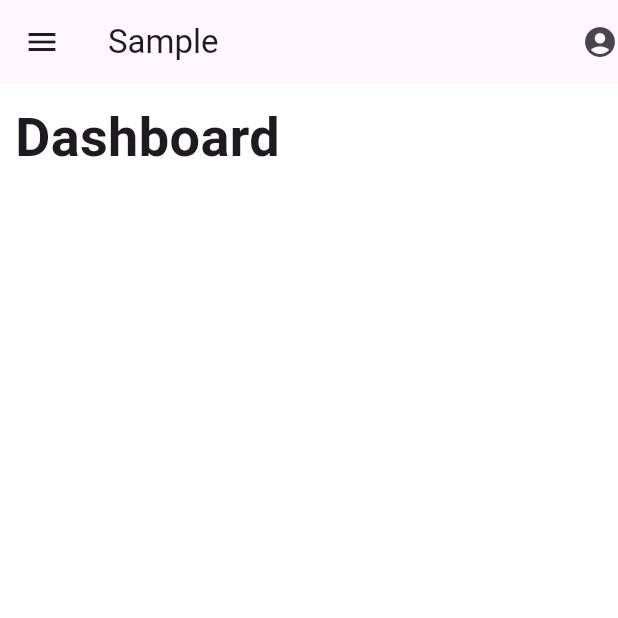
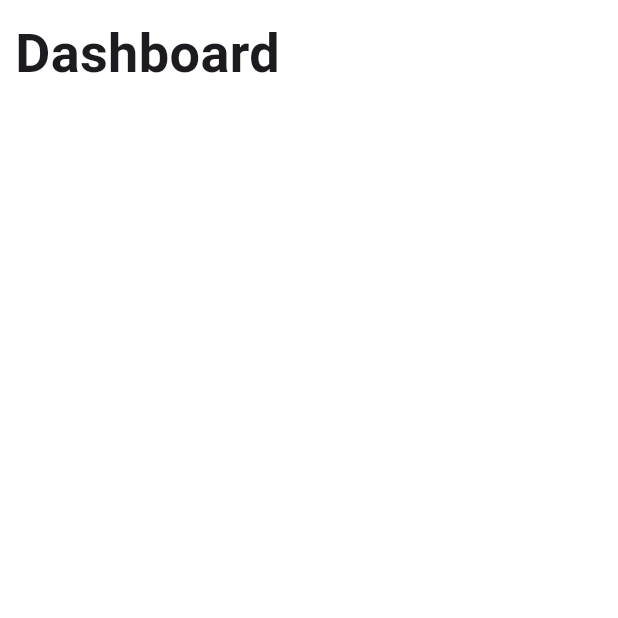
Before and after one commit to NaderMohamedMusa/admin_dashbord, a Flutter app: the screen it shows after launch, on a phone screen of 412 x 824 dp, the top half of it. Run offline on Flutter 3.47's test engine with Material 3 defaults, Android fonts, the phone set to English and light mode, and no system bars.

Commit message:
update some ui

```diff
--- a/lib/custom_management_system.dart
+++ b/lib/custom_management_system.dart
@@ -23,7 +23,6 @@ class CustomManagementSystem extends StatefulWidget {
 
 class _CustomManagementSystemState extends State<CustomManagementSystem>
     with SingleTickerProviderStateMixin {
-  late AppBar? _appBar;
   late AnimationController _animationController;
   late Animation _animation;
   bool _isMobile = false;
@@ -34,7 +33,6 @@ class _CustomManagementSystemState extends State<CustomManagementSystem>
   @override
   void initState() {
     super.initState();
-    _appBar = _buildAppBar(widget.appBar, widget.sideBar);
     _animationController = AnimationController(
       vsync: this,
       duration: const Duration(milliseconds: 300),
@@ -136,10 +134,10 @@ class _CustomManagementSystemState extends State<CustomManagementSystem>
   Widget build(BuildContext context) {
     return Scaffold(
       backgroundColor: widget.backgroundColor,
-      appBar: _appBar,
       body: AnimatedBuilder(
         animation: _animation,
-        builder: (_, __) => widget.sideBar == null
+        builder: (_, __) =>
+        widget.sideBar == null
             ? Row(
                 children: [
                   Expanded(
@@ -192,6 +190,7 @@ class _CustomManagementSystemState extends State<CustomManagementSystem>
                               ),
                             )
                           : const SizedBox(),
+
                       Expanded(
                         child: Align(
                           alignment: Alignment.topCenter,
@@ -204,47 +203,10 @@ class _CustomManagementSystemState extends State<CustomManagementSystem>
     );
   }
 
-  AppBar? _buildAppBar(AppBar? appBar, SideBar? sideBar) {
-    if (appBar == null) {
-      return null;
+// final leading = sideBar != null
+//       ? IconButton(
+//     icon: const Icon(Icons.menu),
+//     onPressed: _toggleSidebar,
+//   )
+//
 }
-
-    final leading = sideBar != null
-        ? IconButton(
-      icon: const Icon(Icons.menu),
-      onPressed: _toggleSidebar,
-    )
-        : appBar.leading;
-    final shadowColor = appBar.shadowColor ?? Colors.transparent;
-
-    return AppBar(
-      leading: leading,
-      automaticallyImplyLeading: appBar.automaticallyImplyLeading,
-      title: appBar.title,
-      actions: appBar.actions,
-      flexibleSpace: appBar.flexibleSpace,
-      bottom: appBar.bottom,
-      elevation: appBar.elevation,
-      scrolledUnderElevation: appBar.scrolledUnderElevation,
-      notificationPredicate: appBar.notificationPredicate,
-      shadowColor: shadowColor,
-      surfaceTintColor: appBar.surfaceTintColor,
-      shape: appBar.shape,
-      backgroundColor: appBar.backgroundColor,
-      foregroundColor: appBar.foregroundColor,
-      iconTheme: appBar.iconTheme,
-      actionsIconTheme: appBar.actionsIconTheme,
-      primary: appBar.primary,
-      centerTitle: appBar.centerTitle ?? false,
-      excludeHeaderSemantics: appBar.excludeHeaderSemantics,
-      titleSpacing: appBar.titleSpacing,
-      toolbarOpacity: appBar.toolbarOpacity,
-      bottomOpacity: appBar.bottomOpacity,
-      toolbarHeight: appBar.toolbarHeight,
-      leadingWidth: appBar.leadingWidth,
-      toolbarTextStyle: appBar.toolbarTextStyle,
-      titleTextStyle: appBar.titleTextStyle,
-      systemOverlayStyle: appBar.systemOverlayStyle,
-    );
-  }
-}
--- a/lib/side_bar.dart
+++ b/lib/side_bar.dart
@@ -5,28 +5,22 @@ import 'side_bar_item.dart';
 
 class SideBar extends StatefulWidget {
   const SideBar({
-    Key? key,
+    super.key,
     required this.items,
     required this.selectedRoute,
     this.onSelected,
     this.width = 240.0,
     this.iconColor,
     this.activeIconColor,
-    this.textStyle = const TextStyle(
-      color: Color(0xFF337ab7),
-      fontSize: 12,
-    ),
-    this.activeTextStyle = const TextStyle(
-      color: Color(0xFF337ab7),
-      fontSize: 12,
-    ),
+    this.textStyle = const TextStyle(color: Color(0xFF337ab7),fontSize: 12),
+    this.activeTextStyle = const TextStyle(color: Color(0xFF337ab7), fontSize: 12),
     this.backgroundColor = const Color(0xFFEEEEEE),
     this.activeBackgroundColor = const Color(0xFFE7E7E7),
     this.borderColor = const Color(0xFFE7E7E7),
     this.scrollController,
     this.header,
     this.footer,
-  }) : super(key: key);
+  });
 
   final List<AdminMenuItem> items;
   final String selectedRoute;
@@ -44,7 +38,7 @@ class SideBar extends StatefulWidget {
   final Widget? footer;
 
   @override
-  _SideBarState createState() => _SideBarState();
+  State<SideBar> createState() => _SideBarState();
 }
 
 class _SideBarState extends State<SideBar> with SingleTickerProviderStateMixin {
@@ -97,7 +91,7 @@ class _SideBarState extends State<SideBar> with SingleTickerProviderStateMixin {
 
   @override
   Widget build(BuildContext context) {
-    return Container(
+    return SizedBox(
       width: _sideBarWidth,
       child: _child,
     );
```
Also changed, not shown: lib/admin_menu_item.dart (line endings or trailing spaces). Lines whose indentation alone changed are shown as unchanged.
